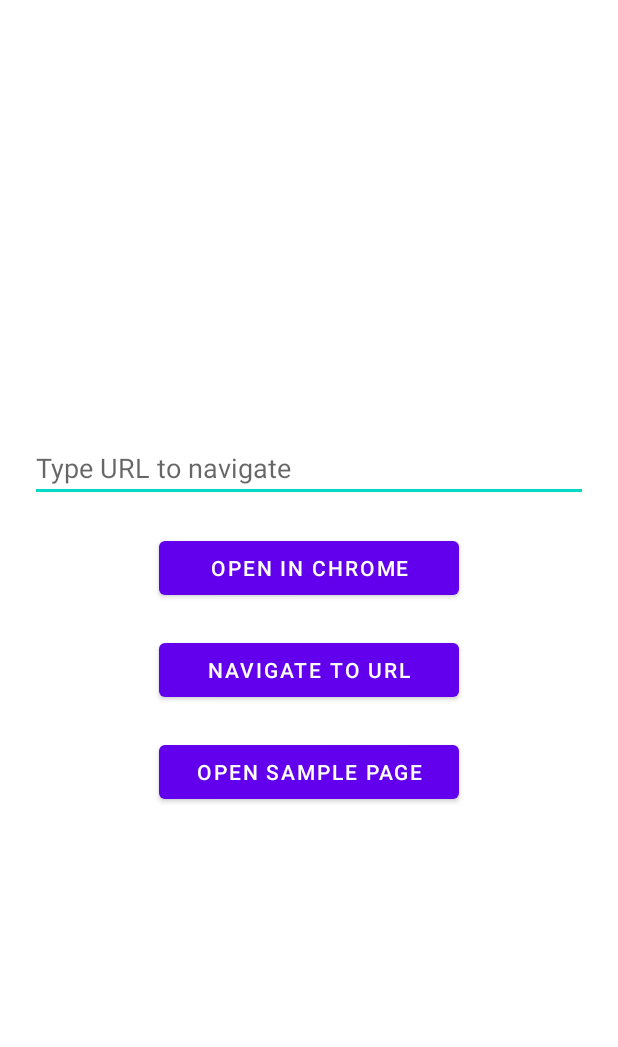
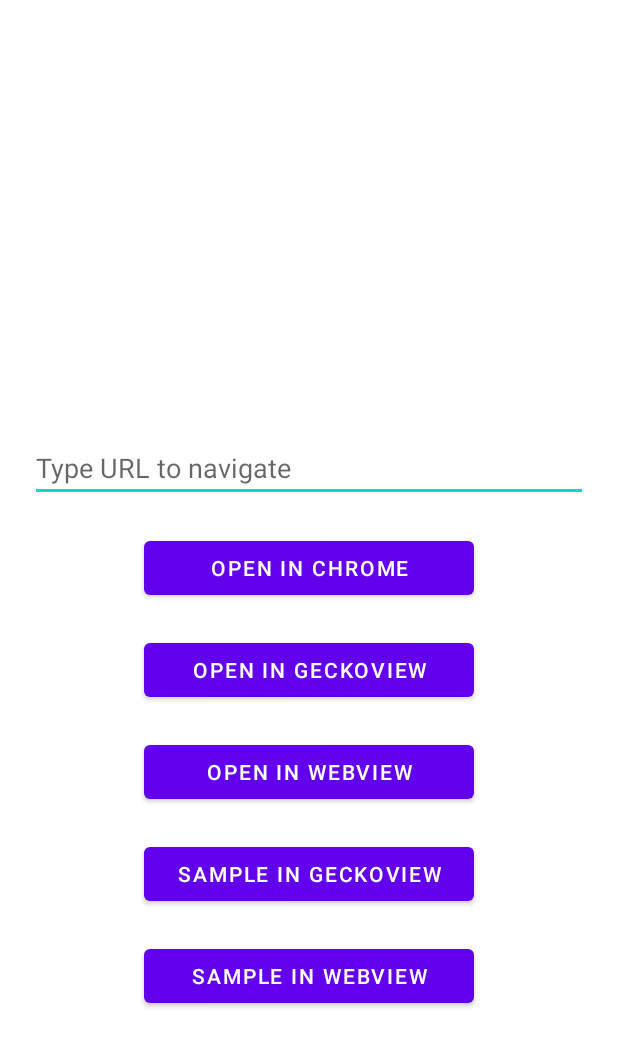
Before and after one commit to Transported-Labs/android-webview-sdk-demo, an Android app: the layout activity_main.xml on its own in the app's theme, with its tools: preview values and no code run, on a phone screen of 412 x 824 dp. Shown: the top 1047 px of the screen. Run offline under Robolectric (Android 15) with nearby library versions, the phone set to English and light mode, and no system bars; network calls fail.

Commit message:
Added support of Mozilla GeckoView.

```diff
--- a/app/build.gradle
+++ b/app/build.gradle
@@ -33,8 +33,9 @@ android {
 }
 
 dependencies {
+    implementation "org.mozilla.geckoview:geckoview:112.0.20230406114409"
+    implementation("androidx.browser:browser:1.5.0")
     implementation files('../../android-webview-sdk/lib/build/outputs/aar/lib-debug.aar')
-    implementation("androidx.browser:browser:1.5.0")
     implementation 'androidx.core:core-ktx:1.7.0'
     implementation 'androidx.appcompat:appcompat:1.6.1'
     implementation 'com.google.android.material:material:1.8.0'
--- a/app/src/main/res/layout/activity_main.xml
+++ b/app/src/main/res/layout/activity_main.xml
@@ -20,7 +20,7 @@
         app:layout_constraintTop_toTopOf="parent" />
 
     <Button
-        android:id="@+id/openInBrowserButton"
+        android:id="@+id/openInChromeButton"
         android:layout_width="wrap_content"
         android:layout_height="wrap_content"
         android:layout_margin="20dp"
@@ -31,6 +31,17 @@
         app:layout_constraintTop_toBottomOf="@id/urlEditText" />
 
     <Button
+        android:id="@+id/navigateGeckoButton"
+        android:layout_width="wrap_content"
+        android:layout_height="wrap_content"
+        android:layout_margin="20dp"
+        android:minWidth="@dimen/button_min_width"
+        android:text="@string/navigate_to_url_gecko"
+        app:layout_constraintEnd_toEndOf="parent"
+        app:layout_constraintStart_toStartOf="parent"
+        app:layout_constraintTop_toBottomOf="@id/openInChromeButton" />
+
+    <Button
         android:id="@+id/navigateButton"
         android:layout_width="wrap_content"
         android:layout_height="wrap_content"
@@ -39,7 +50,19 @@
         android:text="@string/navigate_to_url"
         app:layout_constraintEnd_toEndOf="parent"
         app:layout_constraintStart_toStartOf="parent"
-        app:layout_constraintTop_toBottomOf="@id/openInBrowserButton" />
+        app:layout_constraintTop_toBottomOf="@id/navigateGeckoButton" />
+
+    <Button
+        android:id="@+id/openFileGeckoButton"
+        android:layout_width="wrap_content"
+        android:layout_height="wrap_content"
+        android:layout_margin="20dp"
+        android:layout_marginTop="50dp"
+        android:minWidth="@dimen/button_min_width"
+        android:text="@string/open_sample_page_gecko"
+        app:layout_constraintEnd_toEndOf="parent"
+        app:layout_constraintStart_toStartOf="parent"
+        app:layout_constraintTop_toBottomOf="@id/navigateButton" />
 
     <Button
         android:id="@+id/openFileButton"
@@ -50,6 +73,6 @@
         android:text="@string/open_sample_page"
         app:layout_constraintEnd_toEndOf="parent"
         app:layout_constraintStart_toStartOf="parent"
-        app:layout_constraintTop_toBottomOf="@id/navigateButton" />
+        app:layout_constraintTop_toBottomOf="@id/openFileGeckoButton" />
 
 </androidx.constraintlayout.widget.ConstraintLayout>
--- a/app/src/main/res/values/dimens.xml
+++ b/app/src/main/res/values/dimens.xml
@@ -1,4 +1,4 @@
 <?xml version="1.0" encoding="utf-8"?>
 <resources>
-    <dimen name="button_min_width">200dp</dimen>
+    <dimen name="button_min_width">220dp</dimen>
 </resources>
--- a/app/src/main/res/values/strings.xml
+++ b/app/src/main/res/values/strings.xml
@@ -1,6 +1,8 @@
 <resources>
     <string name="app_name">WebViewSDKDemo</string>
-    <string name="navigate_to_url">Navigate to URL</string>
-    <string name="open_sample_page">Open sample page</string>
+    <string name="navigate_to_url_gecko">Open in GeckoView</string>
+    <string name="navigate_to_url">Open in WebView</string>
+    <string name="open_sample_page_gecko">Sample in GeckoView</string>
+    <string name="open_sample_page">Sample in WebView</string>
     <string name="open_in_browser">Open in Chrome</string>
 </resources>
--- a/settings.gradle
+++ b/settings.gradle
@@ -10,6 +10,7 @@ dependencyResolutionManagement {
     repositories {
         google()
         mavenCentral()
+        maven { url 'https://maven.mozilla.org/maven2' }
     }
 }
 rootProject.name = "WebViewSDKDemo"
```
Also changed, not shown: app/src/main/java/com/cueaudio/webviewsdkdemo/MainActivity.kt (+27 -1 lines).
